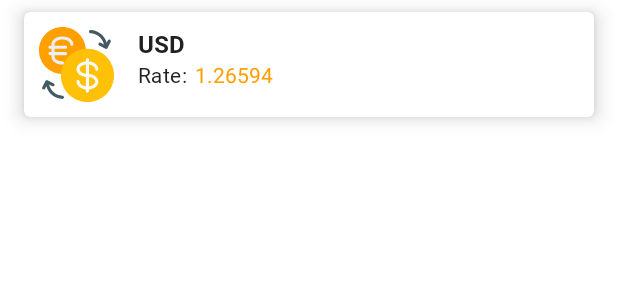
After one commit to itzae/exchange_rate_app, an Android app: the layout item_currency_layout.xml on its own in the app's theme, with its tools: preview values and no code run, on a phone screen of 412 x 824 dp. The commit adds this screen. Shown: the top 300 px of the screen. Run offline under Robolectric (Android 15) with nearby library versions, the phone set to English and light mode, and no system bars.

Commit message:
Task: #6 A recyclerview was created to list the different currencies and their exchange rate

```diff
--- /dev/null
+++ b/app/src/main/res/drawable/ic_exchange.xml
@@ -0,0 +1,30 @@
+<vector xmlns:android="http://schemas.android.com/apk/res/android"
+    android:width="512dp"
+    android:height="512dp"
+    android:viewportWidth="512"
+    android:viewportHeight="512">
+  <path
+      android:pathData="M160,0C71.634,0 0,71.634 0,160s71.634,160 160,160c2.831,0.005 5.548,-1.115 7.552,-3.115l149.333,-149.333c1.999,-2.004 3.12,-4.721 3.115,-7.552C319.906,71.673 248.327,0.094 160,0z"
+      android:fillColor="#FFA000"/>
+  <path
+      android:pathData="M330.667,149.333c-100.148,0 -181.333,81.186 -181.333,181.333S230.519,512 330.667,512S512,430.814 512,330.667C511.882,230.568 430.766,149.451 330.667,149.333z"
+      android:fillColor="#FFC107"/>
+  <path
+      android:pathData="M160,469.333c-44.065,-2.31 -81.304,-33.454 -91.371,-76.416L91.2,404.203c5.272,2.633 11.681,0.494 14.315,-4.779c2.633,-5.272 0.494,-11.681 -4.779,-14.315l-42.667,-21.333c-0.299,-0.149 -0.64,-0.128 -0.96,-0.256c-1.36,-0.519 -2.812,-0.758 -4.267,-0.704c-0.341,-0.018 -0.683,-0.018 -1.024,0c-0.333,0.097 -0.66,0.211 -0.981,0.341c-2.732,0.643 -5.101,2.337 -6.592,4.715c-0.171,0.277 -0.448,0.469 -0.597,0.768l-21.333,42.667c-2.634,5.269 -0.498,11.676 4.771,14.311c0.003,0.001 0.005,0.003 0.008,0.004c1.528,0.738 3.211,1.097 4.907,1.045c4.044,0.008 7.745,-2.272 9.557,-5.888l8.277,-16.555c14.117,49.638 58.594,84.538 110.165,86.443l0,0c5.891,0 10.667,-4.776 10.667,-10.667C170.667,474.109 165.891,469.333 160,469.333z"
+      android:fillColor="#455A64"/>
+  <path
+      android:pathData="M484.779,86.421c-5.269,-2.634 -11.676,-0.498 -14.311,4.771c-0.001,0.003 -0.003,0.005 -0.004,0.008l-8.277,16.555C448.06,58.118 403.573,23.226 352,21.333l0,0c-5.891,0 -10.667,4.776 -10.667,10.667S346.109,42.667 352,42.667c44.044,2.314 81.268,33.436 91.349,76.373l-22.571,-11.285c-5.272,-2.633 -11.681,-0.494 -14.315,4.779c-2.633,5.272 -0.494,11.681 4.779,14.315l42.667,21.333c0.149,0 0.299,0 0.448,0c1.337,0.69 2.807,1.083 4.309,1.152c1.943,0.018 3.851,-0.514 5.504,-1.536l0.192,-0.171c1.409,-0.933 2.573,-2.191 3.392,-3.669c0.128,-0.213 0.363,-0.299 0.469,-0.512l21.333,-42.667c2.653,-5.26 0.54,-11.674 -4.719,-14.328C484.818,86.441 484.798,86.431 484.779,86.421z"
+      android:fillColor="#455A64"/>
+  <path
+      android:pathData="M341.333,320.747v-64c24,3.051 42.667,16.149 42.667,31.317c0,5.891 4.776,10.667 10.667,10.667c5.891,0 10.667,-4.776 10.667,-10.667c0,-27.307 -27.413,-49.067 -64,-52.587V224c0,-5.891 -4.776,-10.667 -10.667,-10.667c-5.891,0 -10.667,4.776 -10.667,10.667v11.413c-36.587,3.627 -64,25.28 -64,52.587c0,27.307 27.413,49.067 64,52.587v64c-24,-3.051 -42.667,-16.149 -42.667,-31.317c0,-5.891 -4.776,-10.667 -10.667,-10.667c-5.891,0 -10.667,4.776 -10.667,10.667c0,27.307 27.413,49.067 64,52.587v11.477c0,5.891 4.776,10.667 10.667,10.667c5.891,0 10.667,-4.776 10.667,-10.667V425.92c36.587,-3.627 64,-25.28 64,-52.587S377.92,324.267 341.333,320.747zM277.333,288c0,-15.168 18.667,-28.267 42.667,-31.317v62.656C296,316.267 277.333,303.168 277.333,288zM341.333,404.651v-62.635c24,3.051 42.667,16.149 42.667,31.317S365.333,401.6 341.333,404.651z"
+      android:fillColor="#FAFAFA"/>
+  <path
+      android:pathData="M160,256c-41.856,0 -74.667,-23.467 -74.667,-53.333v-85.333C85.333,87.467 118.144,64 160,64s74.667,23.467 74.667,53.333c0,5.891 -4.776,10.667 -10.667,10.667c-5.891,0 -10.667,-4.776 -10.667,-10.667c0,-17.344 -24.427,-32 -53.333,-32s-53.333,14.656 -53.333,32v85.333c0,17.344 24.427,32 53.333,32c5.891,0 10.667,4.776 10.667,10.667C170.667,251.224 165.891,256 160,256z"
+      android:fillColor="#ECEFF1"/>
+  <path
+      android:pathData="M181.333,149.333H74.667c-5.891,0 -10.667,-4.776 -10.667,-10.667S68.776,128 74.667,128h106.667c5.891,0 10.667,4.776 10.667,10.667S187.224,149.333 181.333,149.333z"
+      android:fillColor="#ECEFF1"/>
+  <path
+      android:pathData="M181.333,192H74.667C68.776,192 64,187.224 64,181.333c0,-5.891 4.776,-10.667 10.667,-10.667h106.667c5.891,0 10.667,4.776 10.667,10.667C192,187.224 187.224,192 181.333,192z"
+      android:fillColor="#ECEFF1"/>
+</vector>
--- /dev/null
+++ b/app/src/main/res/layout/item_currency_layout.xml
@@ -0,0 +1,61 @@
+<?xml version="1.0" encoding="utf-8"?>
+<com.google.android.material.card.MaterialCardView xmlns:android="http://schemas.android.com/apk/res/android"
+    xmlns:app="http://schemas.android.com/apk/res-auto"
+    xmlns:tools="http://schemas.android.com/tools"
+    android:layout_width="match_parent"
+    android:layout_height="wrap_content"
+    android:layout_marginStart="16dp"
+    app:cardElevation="8dp"
+    android:layout_marginTop="8dp"
+    android:layout_marginEnd="16dp"
+    android:layout_marginBottom="8dp">
+
+    <androidx.constraintlayout.widget.ConstraintLayout
+        android:layout_width="match_parent"
+        android:layout_height="match_parent">
+
+        <androidx.appcompat.widget.AppCompatImageView
+            android:id="@+id/ivIconCurrency"
+            android:layout_width="50dp"
+            android:layout_height="50dp"
+            android:layout_margin="10dp"
+            app:layout_constraintBottom_toBottomOf="parent"
+            app:layout_constraintStart_toStartOf="parent"
+            app:layout_constraintTop_toTopOf="parent"
+            app:srcCompat="@drawable/ic_exchange" />
+
+        <androidx.appcompat.widget.AppCompatTextView
+            android:id="@+id/tvNameCurrency"
+            style="@style/TextAppearance.MaterialComponents.Subtitle1"
+            app:fontFamily="@font/roboto_bold"
+            android:layout_width="wrap_content"
+            android:layout_height="wrap_content"
+            android:layout_marginStart="16dp"
+            android:fontFamily="@font/roboto_bold"
+            app:layout_constraintStart_toEndOf="@+id/ivIconCurrency"
+            app:layout_constraintTop_toTopOf="@+id/ivIconCurrency"
+            tools:text="USD" />
+
+        <androidx.appcompat.widget.AppCompatTextView
+            android:id="@+id/tvRateCurrency"
+            style="@style/TextAppearance.MaterialComponents.Body2"
+            app:fontFamily="@font/roboto"
+            android:layout_width="wrap_content"
+            android:layout_height="wrap_content"
+            android:layout_marginStart="16dp"
+            app:layout_constraintStart_toEndOf="@+id/ivIconCurrency"
+            app:layout_constraintTop_toBottomOf="@+id/tvNameCurrency"
+            android:text="@string/rate_label"/>
+
+        <androidx.appcompat.widget.AppCompatTextView
+            android:id="@+id/tvRateValueCurrency"
+            android:layout_width="wrap_content"
+            android:textColor="@color/amber_700"
+            android:layout_height="wrap_content"
+            android:layout_marginStart="5dp"
+            tools:text="1.26594"
+            app:layout_constraintBottom_toBottomOf="@+id/tvRateCurrency"
+            app:layout_constraintStart_toEndOf="@id/tvRateCurrency"
+            app:layout_constraintTop_toBottomOf="@+id/tvNameCurrency" />
+    </androidx.constraintlayout.widget.ConstraintLayout>
+</com.google.android.material.card.MaterialCardView>
--- a/app/src/main/res/values/strings.xml
+++ b/app/src/main/res/values/strings.xml
@@ -6,4 +6,6 @@
     <string name="yesterday_label">Yesterday</string>
     <string name="seven_days_label">7 days</string>
     <string name="thirty_days_label">30 days</string>
+    <string name="other_currencies_label">Other currencies</string>
+    <string name="rate_label">Rate:</string>
 </resources>
--- a/data/src/main/java/com/itgonca/data/datasource/remote/HistoricalRemoteDataSource.kt
+++ b/data/src/main/java/com/itgonca/data/datasource/remote/HistoricalRemoteDataSource.kt
@@ -8,7 +8,6 @@ class HistoricalRemoteDataSource @Inject constructor(private val historicalApi:
     suspend fun getHistoricalApi(dateParam: String): HistoricalResponse =
         historicalApi.getHistorical(
             dateParam,
-            RetrofitInstance.API_KEY,
-            "USD,CNY,GBP,MXN,CAD"
+            RetrofitInstance.API_KEY
         )
 }
--- a/data/src/main/java/com/itgonca/data/datasource/remote/service/HistoricalApi.kt
+++ b/data/src/main/java/com/itgonca/data/datasource/remote/service/HistoricalApi.kt
@@ -10,7 +10,6 @@ interface HistoricalApi {
     @GET("{date}?")
     suspend fun getHistorical(
         @Path("date") date: String,
-        @Query("access_key") key: String,
-        @Query("symbols") symbols: String
+        @Query("access_key") key: String
     ): HistoricalResponse
 }
```
Also changed, not shown: app/src/main/java/com/itgonca/exchangerateapp/features/home/ui/HomeFragment.kt (+22 -2 lines), app/src/main/java/com/itgonca/exchangerateapp/features/home/ui/adapters/CurrencyAdapter.kt (added, +31 -0 lines), app/src/main/java/com/itgonca/exchangerateapp/features/home/ui/viewholder/CurrencyViewHolder.kt (added, +13 -0 lines), app/src/main/res/layout/fragment_home.xml (+32 -1 lines), data/src/main/java/com/itgonca/data/datasource/remote/model/Rates.kt (+145 -1 lines), domain/src/main/java/com/itgonca/domain/usescases/GetHistoricalUsesCase.kt (+40 -1 lines), app/src/main/res/font/roboto.ttf (added), app/src/main/res/font/roboto_bold.ttf (added).
